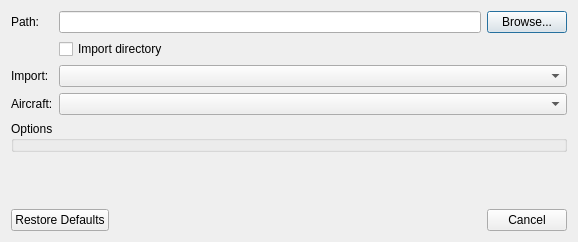
First picture: the form in src/PluginManager/src/BasicFlightImportDialog.ui, repository till213/SkyDolly, before the edit.
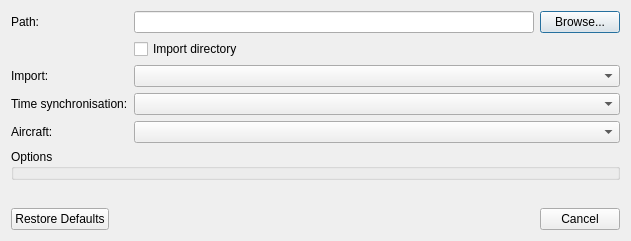
Second picture: the form after the edit. Custom widgets are drawn as their Qt base class.

The edit to the form file:
```diff
--- a/src/PluginManager/src/BasicFlightImportDialog.ui
+++ b/src/PluginManager/src/BasicFlightImportDialog.ui
@@ -6,8 +6,8 @@
    <rect>
     <x>0</x>
     <y>0</y>
-    <width>578</width>
-    <height>242</height>
+    <width>629</width>
+    <height>241</height>
    </rect>
   </property>
   <property name="windowTitle">
@@ -72,13 +72,30 @@
       </widget>
      </item>
      <item row="3" column="0">
+      <widget class="QLabel" name="aircraftLabel_3">
+       <property name="text">
+        <string>Time synchronisation:</string>
+       </property>
+      </widget>
+     </item>
+     <item row="3" column="1">
+      <widget class="QComboBox" name="timeOffsetSyncComboBox">
+       <property name="sizePolicy">
+        <sizepolicy hsizetype="Preferred" vsizetype="Fixed">
+         <horstretch>0</horstretch>
+         <verstretch>0</verstretch>
+        </sizepolicy>
+       </property>
+      </widget>
+     </item>
+     <item row="4" column="0">
       <widget class="QLabel" name="aircraftLabel">
        <property name="text">
         <string>Aircraft:</string>
        </property>
       </widget>
      </item>
-     <item row="3" column="1">
+     <item row="4" column="1">
       <widget class="AircraftSelectionComboBox" name="aircraftSelectionComboBox">
        <property name="sizePolicy">
         <sizepolicy hsizetype="Preferred" vsizetype="Fixed">
```
